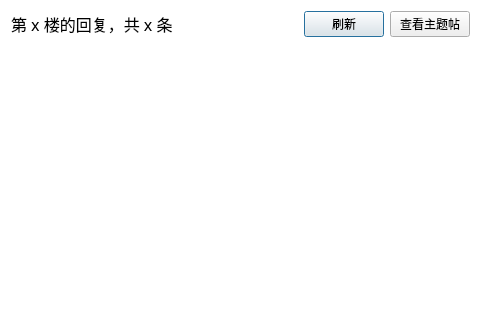
Before: the Qt Designer form resf/reply_comments.ui in clb-128258/TiebaDesktop, drawn with Qt 5; both pictures show x 0 to 481 and y 0 to 320 of the 481 by 573 pixel window.
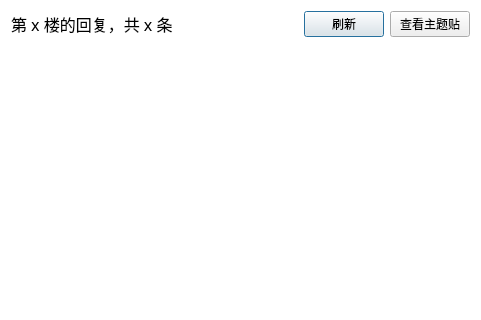
After: the same form once the commit is applied.

```diff
--- a/resf/reply_comments.ui
+++ b/resf/reply_comments.ui
@@ -55,7 +55,7 @@
    <item row="1" column="3">
     <widget class="QPushButton" name="pushButton">
      <property name="text">
-      <string>查看主题帖</string>
+      <string>查看主题贴</string>
      </property>
     </widget>
    </item>
```
